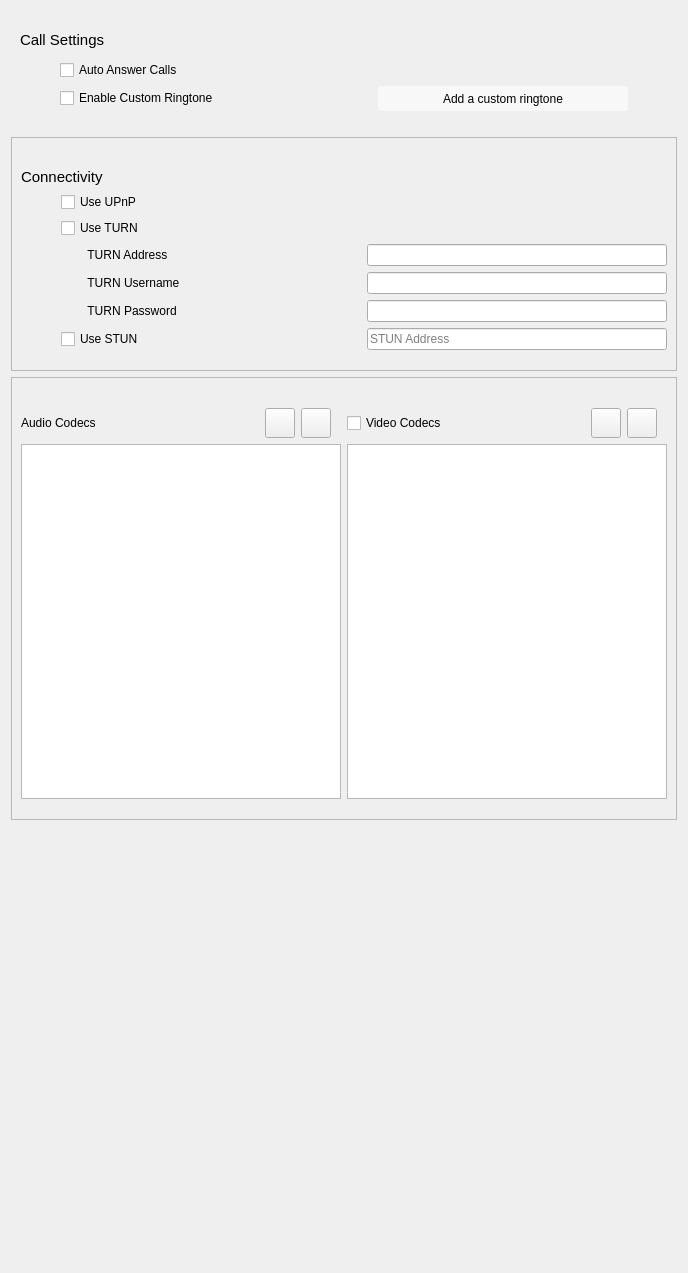
This is advancedsipsettingwidget.ui in savoirfairelinux/jami-client-windows as Qt 5 draws it before an edit. The edited form follows.
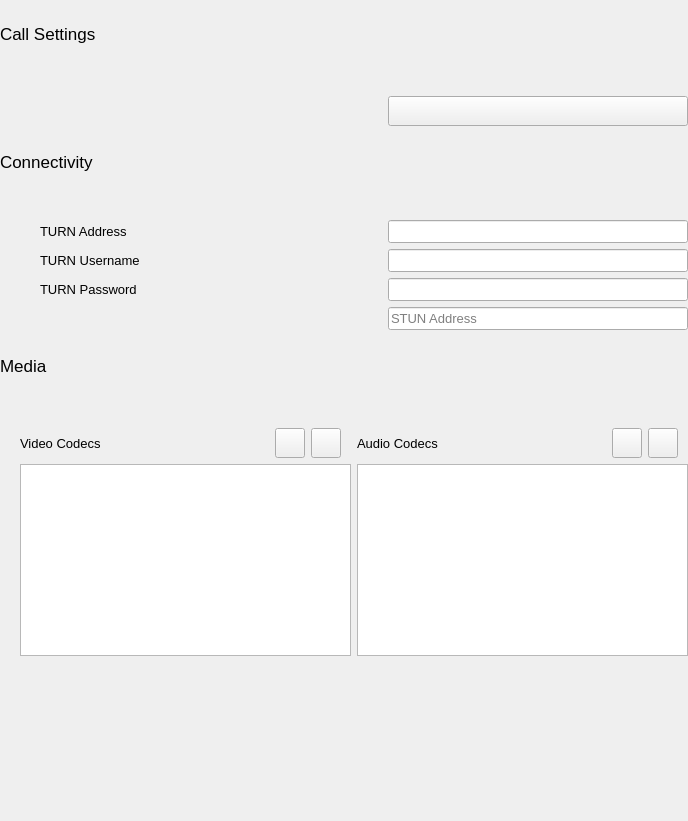
This is the edited form. Icons and pictures are not drawn. Custom widgets are drawn as their Qt base class.

Patch:
```diff
--- a/advancedsipsettingwidget.ui
+++ b/advancedsipsettingwidget.ui
@@ -7,33 +7,48 @@
     <x>0</x>
     <y>0</y>
     <width>688</width>
-    <height>1273</height>
+    <height>821</height>
    </rect>
   </property>
   <property name="windowTitle">
    <string>Form</string>
   </property>
-  <property name="styleSheet">
-   <string notr="true"/>
-  </property>
   <layout class="QVBoxLayout" name="verticalLayout">
+   <property name="leftMargin">
+    <number>0</number>
+   </property>
+   <property name="topMargin">
+    <number>0</number>
+   </property>
+   <property name="rightMargin">
+    <number>0</number>
+   </property>
+   <property name="bottomMargin">
+    <number>0</number>
+   </property>
    <item>
-    <widget class="QFrame" name="SIPCallSettings">
-     <property name="styleSheet">
-      <string notr="true"/>
+    <spacer name="verticalSpacer">
+     <property name="orientation">
+      <enum>Qt::Vertical</enum>
      </property>
+     <property name="sizeType">
+      <enum>QSizePolicy::Fixed</enum>
+     </property>
+     <property name="sizeHint" stdset="0">
+      <size>
+       <width>20</width>
+       <height>24</height>
+      </size>
+     </property>
+    </spacer>
+   </item>
+   <item>
      <layout class="QVBoxLayout" name="verticalLayout_2">
-      <property name="topMargin">
-       <number>20</number>
-      </property>
-      <property name="bottomMargin">
-       <number>20</number>
-      </property>
       <item>
        <widget class="QLabel" name="labelISP">
         <property name="font">
          <font>
-          <pointsize>11</pointsize>
+         <pointsize>13</pointsize>
          </font>
         </property>
         <property name="text">
@@ -42,41 +57,76 @@
        </widget>
       </item>
       <item>
-       <layout class="QVBoxLayout" name="verticalLayoutSIP_3">
+      <spacer name="verticalSpacer_2">
+       <property name="orientation">
+        <enum>Qt::Vertical</enum>
+       </property>
+       <property name="sizeType">
+        <enum>QSizePolicy::Fixed</enum>
+       </property>
+       <property name="sizeHint" stdset="0">
+        <size>
+         <width>20</width>
+         <height>10</height>
+        </size>
+       </property>
+      </spacer>
+     </item>
+     <item>
+      <layout class="QVBoxLayout" name="verticalLayout_3">
         <property name="leftMargin">
-         <number>40</number>
+        <number>20</number>
         </property>
         <property name="topMargin">
-         <number>5</number>
+        <number>0</number>
         </property>
         <item>
-         <widget class="QCheckBox" name="checkBoxAutoAnswerSIP">
+        <layout class="QHBoxLayout" name="horizontalLayout_11">
+         <property name="topMargin">
+          <number>0</number>
+         </property>
+         <item>
+          <widget class="ToggleSwitch" name="checkBoxAutoAnswerSIP" native="true">
+           <property name="minimumSize">
+            <size>
+             <width>0</width>
+             <height>30</height>
+            </size>
+           </property>
           <property name="font">
            <font>
-            <pointsize>9</pointsize>
-           </font>
-          </property>
-          <property name="text">
+             <pointsize>10</pointsize>
+            </font>
+           </property>
+           <property name="text" stdset="0">
            <string>Auto Answer Calls</string>
           </property>
          </widget>
         </item>
+        </layout>
+       </item>
         <item>
-         <layout class="QHBoxLayout" name="horizontalLayoutSIP" stretch="0,0,0">
+        <layout class="QHBoxLayout" name="horizontalLayout" stretch="0,0">
           <item>
-           <widget class="QCheckBox" name="checkBoxCustomRingtoneSIP">
+          <widget class="ToggleSwitch" name="checkBoxCustomRingtoneSIP" native="true">
             <property name="sizePolicy">
              <sizepolicy hsizetype="Expanding" vsizetype="Fixed">
               <horstretch>0</horstretch>
               <verstretch>0</verstretch>
              </sizepolicy>
             </property>
+           <property name="minimumSize">
+            <size>
+             <width>0</width>
+             <height>30</height>
+            </size>
+           </property>
             <property name="font">
              <font>
-              <pointsize>9</pointsize>
-             </font>
-            </property>
-            <property name="text">
+             <pointsize>10</pointsize>
+            </font>
+           </property>
+           <property name="text" stdset="0">
              <string>Enable Custom Ringtone</string>
             </property>
            </widget>
@@ -85,20 +135,17 @@
            <widget class="QPushButton" name="btnRingtoneSIP">
             <property name="minimumSize">
              <size>
-              <width>250</width>
-              <height>25</height>
+             <width>300</width>
+             <height>30</height>
              </size>
             </property>
             <property name="font">
              <font>
-              <pointsize>9</pointsize>
-             </font>
-            </property>
-            <property name="styleSheet">
-             <string notr="true">background: rgb(248, 248, 248); border-radius: 3px;</string>
-            </property>
+             <pointsize>10</pointsize>
+            </font>
+           </property>
             <property name="text">
-             <string>Add a custom ringtone</string>
+            <string/>
             </property>
             <property name="icon">
              <iconset>
@@ -106,49 +153,38 @@
             </property>
            </widget>
           </item>
+        </layout>
+       </item>
+      </layout>
+     </item>
+    </layout>
+   </item>
           <item>
-           <spacer name="horizontalSpacerSIP_7">
+    <spacer name="verticalSpacer_4">
             <property name="orientation">
-             <enum>Qt::Horizontal</enum>
+      <enum>Qt::Vertical</enum>
             </property>
             <property name="sizeType">
-             <enum>QSizePolicy::Fixed</enum>
+      <enum>QSizePolicy::Minimum</enum>
             </property>
             <property name="sizeHint" stdset="0">
              <size>
-              <width>40</width>
+       <width>20</width>
               <height>20</height>
              </size>
             </property>
            </spacer>
           </item>
-         </layout>
-        </item>
-       </layout>
-      </item>
-     </layout>
-    </widget>
-   </item>
    <item>
-    <widget class="QFrame" name="SIPConnectivity">
-     <property name="frameShape">
-      <enum>QFrame::StyledPanel</enum>
-     </property>
-     <property name="frameShadow">
-      <enum>QFrame::Raised</enum>
-     </property>
-     <layout class="QVBoxLayout" name="verticalLayout_8">
+    <layout class="QVBoxLayout" name="verticalLayout_5">
       <property name="topMargin">
-       <number>30</number>
-      </property>
-      <property name="bottomMargin">
-       <number>20</number>
+      <number>0</number>
       </property>
       <item>
-       <widget class="QLabel" name="labelSIP_11">
+      <widget class="QLabel" name="label">
         <property name="font">
          <font>
-          <pointsize>11</pointsize>
+         <pointsize>13</pointsize>
          </font>
         </property>
         <property name="text">
@@ -157,24 +193,45 @@
        </widget>
       </item>
       <item>
-       <layout class="QGridLayout" name="gridLayoutSIP">
+      <spacer name="verticalSpacer_5">
+       <property name="orientation">
+        <enum>Qt::Vertical</enum>
+       </property>
+       <property name="sizeType">
+        <enum>QSizePolicy::Fixed</enum>
+       </property>
+       <property name="sizeHint" stdset="0">
+        <size>
+         <width>20</width>
+         <height>10</height>
+        </size>
+       </property>
+      </spacer>
+     </item>
+     <item>
+      <layout class="QVBoxLayout" name="verticalLayout_14">
         <property name="leftMargin">
-         <number>40</number>
+        <number>20</number>
+       </property>
+       <property name="topMargin">
+        <number>0</number>
+       </property>
+       <item>
+        <layout class="QGridLayout" name="gridLayout">
+         <property name="leftMargin">
+          <number>0</number>
         </property>
         <item row="3" column="2">
          <widget class="QLineEdit" name="lineEditTurnUsernameSIP">
           <property name="font">
            <font>
-            <pointsize>9</pointsize>
-           </font>
-          </property>
-          <property name="styleSheet">
-           <string notr="true">border-bottom: 1px solid black;</string>
-          </property>
+             <pointsize>10</pointsize>
+            </font>
+           </property>
          </widget>
         </item>
         <item row="0" column="1">
-         <spacer name="horizontalSpacerSIP_5">
+          <spacer name="horizontalSpacer_5">
           <property name="orientation">
            <enum>Qt::Horizontal</enum>
           </property>
@@ -189,18 +246,6 @@
           </property>
          </spacer>
         </item>
-        <item row="2" column="0">
-         <widget class="QLabel" name="labelSIP_13">
-          <property name="font">
-           <font>
-            <pointsize>9</pointsize>
-           </font>
-          </property>
-          <property name="text">
-           <string>        TURN Address</string>
-          </property>
-         </widget>
-        </item>
         <item row="2" column="2">
          <widget class="QLineEdit" name="lineEditTurnAddressSIP">
           <property name="sizePolicy">
@@ -217,130 +262,238 @@
           </property>
           <property name="font">
            <font>
-            <pointsize>9</pointsize>
+             <pointsize>10</pointsize>
            </font>
           </property>
           <property name="autoFillBackground">
            <bool>false</bool>
           </property>
-          <property name="styleSheet">
-           <string notr="true">border-bottom: 1px solid black;</string>
-          </property>
-         </widget>
-        </item>
-        <item row="5" column="0">
-         <widget class="QCheckBox" name="checkBoxSTUNEnableSIP">
-          <property name="font">
-           <font>
-            <pointsize>9</pointsize>
-           </font>
-          </property>
-          <property name="text">
-           <string>Use STUN</string>
-          </property>
-         </widget>
-        </item>
-        <item row="4" column="2">
-         <widget class="QLineEdit" name="lineEditTurnPsswdSIP">
-          <property name="font">
-           <font>
-            <pointsize>9</pointsize>
-           </font>
-          </property>
-          <property name="styleSheet">
-           <string notr="true">border-bottom: 1px solid black;</string>
-          </property>
          </widget>
         </item>
         <item row="5" column="2">
          <widget class="QLineEdit" name="lineEditSTUNAddressSIP">
           <property name="font">
            <font>
-            <pointsize>9</pointsize>
-           </font>
-          </property>
-          <property name="styleSheet">
-           <string notr="true">border-bottom: 1px solid black;</string>
-          </property>
+             <pointsize>10</pointsize>
+            </font>
+           </property>
           <property name="placeholderText">
            <string>STUN Address</string>
           </property>
          </widget>
         </item>
-        <item row="3" column="0">
-         <widget class="QLabel" name="labelSIP_14">
+         <item row="5" column="0">
+          <widget class="ToggleSwitch" name="checkBoxSTUNEnableSIP" native="true">
           <property name="font">
            <font>
-            <pointsize>9</pointsize>
-           </font>
-          </property>
-          <property name="text">
-           <string>        TURN Username</string>
+             <pointsize>10</pointsize>
+            </font>
+           </property>
+           <property name="text" stdset="0">
+            <string>Use STUN</string>
           </property>
          </widget>
         </item>
-        <item row="4" column="0">
-         <widget class="QLabel" name="labelSIP_12">
+         <item row="4" column="2">
+          <widget class="QLineEdit" name="lineEditTurnPsswdSIP">
           <property name="font">
            <font>
-            <pointsize>9</pointsize>
-           </font>
-          </property>
-          <property name="text">
-           <string>        TURN Password</string>
+             <pointsize>10</pointsize>
+            </font>
+           </property>
+           <property name="echoMode">
+            <enum>QLineEdit::PasswordEchoOnEdit</enum>
           </property>
          </widget>
         </item>
         <item row="0" column="0">
-         <widget class="QCheckBox" name="checkBoxUPnPSIP">
+          <widget class="ToggleSwitch" name="checkBoxUPnPSIP" native="true">
           <property name="font">
            <font>
-            <pointsize>9</pointsize>
-           </font>
-          </property>
-          <property name="text">
+             <pointsize>10</pointsize>
+            </font>
+           </property>
+           <property name="text" stdset="0">
            <string>Use UPnP</string>
           </property>
          </widget>
         </item>
         <item row="1" column="0">
-         <widget class="QCheckBox" name="checkBoxTurnEnableSIP">
+          <widget class="ToggleSwitch" name="checkBoxTurnEnableSIP" native="true">
           <property name="font">
            <font>
-            <pointsize>9</pointsize>
-           </font>
-          </property>
-          <property name="text">
+             <pointsize>10</pointsize>
+            </font>
+           </property>
+           <property name="text" stdset="0">
            <string>Use TURN</string>
           </property>
          </widget>
         </item>
-       </layout>
-      </item>
-     </layout>
-    </widget>
-   </item>
+         <item row="4" column="0">
+          <layout class="QHBoxLayout" name="horizontalLayout_16">
+           <item>
+            <spacer name="horizontalSpacer">
+             <property name="orientation">
+              <enum>Qt::Horizontal</enum>
+             </property>
+             <property name="sizeType">
+              <enum>QSizePolicy::Fixed</enum>
+             </property>
+             <property name="sizeHint" stdset="0">
+              <size>
+               <width>20</width>
+               <height>20</height>
+              </size>
+             </property>
+            </spacer>
+           </item>
+           <item>
+            <widget class="QLabel" name="label_7">
+             <property name="font">
+              <font>
+               <pointsize>10</pointsize>
+              </font>
+             </property>
+             <property name="text">
+              <string>TURN Password</string>
+             </property>
+            </widget>
+           </item>
+          </layout>
+         </item>
+         <item row="3" column="0">
+          <layout class="QHBoxLayout" name="horizontalLayout_17">
+           <item>
+            <spacer name="horizontalSpacer_4">
+             <property name="orientation">
+              <enum>Qt::Horizontal</enum>
+             </property>
+             <property name="sizeType">
+              <enum>QSizePolicy::Fixed</enum>
+             </property>
+             <property name="sizeHint" stdset="0">
+              <size>
+               <width>20</width>
+               <height>20</height>
+              </size>
+             </property>
+            </spacer>
+           </item>
+           <item>
+            <widget class="QLabel" name="label_8">
+             <property name="font">
+              <font>
+               <pointsize>10</pointsize>
+              </font>
+             </property>
+             <property name="text">
+              <string>TURN Username</string>
+             </property>
+            </widget>
+           </item>
+          </layout>
+         </item>
+         <item row="2" column="0">
+          <layout class="QHBoxLayout" name="horizontalLayout_18">
+           <item>
+            <spacer name="horizontalSpacer_6">
+             <property name="orientation">
+              <enum>Qt::Horizontal</enum>
+             </property>
+             <property name="sizeType">
+              <enum>QSizePolicy::Fixed</enum>
+             </property>
+             <property name="sizeHint" stdset="0">
+              <size>
+               <width>20</width>
+               <height>20</height>
+              </size>
+             </property>
+            </spacer>
+           </item>
+           <item>
+            <widget class="QLabel" name="label_9">
+             <property name="font">
+              <font>
+               <pointsize>10</pointsize>
+              </font>
+             </property>
+             <property name="text">
+              <string>TURN Address</string>
+             </property>
+            </widget>
+           </item>
+          </layout>
+         </item>
+        </layout>
+       </item>
+      </layout>
+     </item>
+    </layout>
+   </item>
    <item>
-    <widget class="QFrame" name="SIPVideo">
-     <property name="frameShape">
-      <enum>QFrame::StyledPanel</enum>
+    <spacer name="verticalSpacer_6">
+     <property name="orientation">
+      <enum>Qt::Vertical</enum>
      </property>
-     <property name="frameShadow">
-      <enum>QFrame::Raised</enum>
+     <property name="sizeType">
+      <enum>QSizePolicy::Minimum</enum>
      </property>
-     <layout class="QHBoxLayout" name="horizontalLayout_14">
+     <property name="sizeHint" stdset="0">
+      <size>
+       <width>20</width>
+       <height>20</height>
+      </size>
+     </property>
+    </spacer>
+   </item>
+   <item>
+    <layout class="QVBoxLayout" name="verticalLayout_7">
       <property name="topMargin">
-       <number>30</number>
-      </property>
-      <property name="bottomMargin">
+      <number>0</number>
+     </property>
+     <item>
+      <widget class="QLabel" name="label_2">
+       <property name="font">
+        <font>
+         <pointsize>13</pointsize>
+        </font>
+       </property>
+       <property name="text">
+        <string>Media</string>
+       </property>
+      </widget>
+     </item>
+     <item>
+      <spacer name="verticalSpacer_7">
+       <property name="orientation">
+        <enum>Qt::Vertical</enum>
+       </property>
+       <property name="sizeType">
+        <enum>QSizePolicy::Fixed</enum>
+       </property>
+       <property name="sizeHint" stdset="0">
+        <size>
+         <width>20</width>
+         <height>10</height>
+        </size>
+       </property>
+      </spacer>
+     </item>
+     <item>
+      <layout class="QVBoxLayout" name="verticalLayout_15">
+       <property name="leftMargin">
        <number>20</number>
       </property>
+       <property name="topMargin">
+        <number>0</number>
+       </property>
+       <property name="bottomMargin">
+        <number>0</number>
+       </property>
       <item>
-       <layout class="QVBoxLayout" name="verticalLayoutSIP_12">
-        <item>
-         <layout class="QHBoxLayout" name="horizontalLayoutSIP_10">
-          <item>
-           <widget class="QLabel" name="audioLabelSIP">
+        <widget class="ToggleSwitch" name="videoCheckBoxSIP" native="true">
             <property name="minimumSize">
              <size>
               <width>0</width>
@@ -355,164 +508,40 @@
             </property>
             <property name="font">
              <font>
-              <pointsize>9</pointsize>
-             </font>
-            </property>
-            <property name="styleSheet">
-             <string notr="true"/>
-            </property>
-            <property name="text">
-             <string>Audio Codecs</string>
-            </property>
+           <pointsize>10</pointsize>
+          </font>
+         </property>
+         <property name="text" stdset="0">
+          <string>Enable Video</string>
+         </property>
            </widget>
           </item>
           <item>
-           <spacer name="horizontalSpacerSIP_10">
-            <property name="orientation">
-             <enum>Qt::Horizontal</enum>
-            </property>
-            <property name="sizeType">
-             <enum>QSizePolicy::Fixed</enum>
-            </property>
-            <property name="sizeHint" stdset="0">
-             <size>
-              <width>20</width>
-              <height>20</height>
-             </size>
-            </property>
-           </spacer>
-          </item>
+        <layout class="QHBoxLayout" name="horizontalLayout_12">
+         <property name="topMargin">
+          <number>0</number>
+         </property>
+         <property name="rightMargin">
+          <number>0</number>
+         </property>
           <item>
-           <widget class="QPushButton" name="audioDownPushButtonSIP">
-            <property name="minimumSize">
-             <size>
-              <width>30</width>
-              <height>30</height>
-             </size>
-            </property>
-            <property name="maximumSize">
-             <size>
-              <width>30</width>
-              <height>30</height>
-             </size>
-            </property>
-            <property name="font">
-             <font>
-              <pointsize>9</pointsize>
-             </font>
-            </property>
-            <property name="text">
-             <string/>
-            </property>
-            <property name="icon">
-             <iconset>
-              <normaloff>images/icons/round-arrow_drop_down-24px.svg</normaloff>images/icons/round-arrow_drop_down-24px.svg</iconset>
-            </property>
-            <property name="iconSize">
-             <size>
-              <width>20</width>
-              <height>20</height>
-             </size>
-            </property>
-           </widget>
-          </item>
+          <layout class="QVBoxLayout" name="verticalLayout_13">
           <item>
-           <widget class="QPushButton" name="audioUpPushButtonSIP">
-            <property name="minimumSize">
-             <size>
-              <width>30</width>
-              <height>30</height>
-             </size>
-            </property>
-            <property name="maximumSize">
-             <size>
-              <width>30</width>
-              <height>30</height>
-             </size>
-            </property>
-            <property name="font">
-             <font>
-              <pointsize>9</pointsize>
-             </font>
-            </property>
-            <property name="text">
-             <string/>
-            </property>
-            <property name="icon">
-             <iconset>
-              <normaloff>images/icons/round-arrow_drop_up-24px.svg</normaloff>images/icons/round-arrow_drop_up-24px.svg</iconset>
-            </property>
-            <property name="iconSize">
-             <size>
-              <width>20</width>
-              <height>20</height>
-             </size>
-            </property>
-           </widget>
-          </item>
+            <layout class="QHBoxLayout" name="horizontalLayout_8">
           <item>
-           <spacer name="horizontalSpacerSIP_11">
-            <property name="orientation">
-             <enum>Qt::Horizontal</enum>
-            </property>
-            <property name="sizeType">
-             <enum>QSizePolicy::Fixed</enum>
-            </property>
-            <property name="sizeHint" stdset="0">
-             <size>
-              <width>10</width>
-              <height>20</height>
-             </size>
-            </property>
-           </spacer>
-          </item>
-         </layout>
-        </item>
-        <item>
-         <widget class="QListWidget" name="audioListWidgetSIP">
-          <property name="minimumSize">
-           <size>
-            <width>0</width>
-            <height>200</height>
-           </size>
-          </property>
-         </widget>
-        </item>
-       </layout>
-      </item>
-      <item>
-       <layout class="QVBoxLayout" name="verticalLayoutSIP_13">
-        <item>
-         <layout class="QHBoxLayout" name="horizontalLayoutSIP_8">
-          <item>
-           <widget class="QCheckBox" name="videoCheckBoxSIP">
-            <property name="minimumSize">
-             <size>
-              <width>0</width>
-              <height>30</height>
-             </size>
-            </property>
-            <property name="maximumSize">
-             <size>
-              <width>16777215</width>
-              <height>30</height>
-             </size>
-            </property>
+              <widget class="QLabel" name="label_6">
             <property name="font">
              <font>
-              <pointsize>9</pointsize>
-             </font>
-            </property>
-            <property name="styleSheet">
-             <string notr="true"/>
-            </property>
+                 <pointsize>10</pointsize>
+                </font>
+               </property>
             <property name="text">
              <string>Video Codecs</string>
             </property>
            </widget>
           </item>
           <item>
-           <spacer name="horizontalSpacerSIP_9">
+              <spacer name="horizontalSpacer_9">
             <property name="orientation">
              <enum>Qt::Horizontal</enum>
             </property>
@@ -555,8 +584,8 @@
             </property>
             <property name="iconSize">
              <size>
-              <width>20</width>
-              <height>20</height>
+                 <width>32</width>
+                 <height>32</height>
              </size>
             </property>
            </widget>
@@ -589,14 +618,14 @@
             </property>
             <property name="iconSize">
              <size>
-              <width>20</width>
-              <height>20</height>
+                 <width>32</width>
+                 <height>32</height>
              </size>
             </property>
            </widget>
           </item>
           <item>
-           <spacer name="horizontalSpacerSIP_12">
+              <spacer name="horizontalSpacer_12">
             <property name="orientation">
              <enum>Qt::Horizontal</enum>
             </property>
@@ -618,31 +647,209 @@
           <property name="minimumSize">
            <size>
             <width>0</width>
-            <height>200</height>
-           </size>
-          </property>
+               <height>186</height>
+              </size>
+             </property>
+             <property name="font">
+              <font>
+               <pointsize>10</pointsize>
+              </font>
+             </property>
+             <property name="focusPolicy">
+              <enum>Qt::TabFocus</enum>
+             </property>
+             <property name="verticalScrollMode">
+              <enum>QAbstractItemView::ScrollPerPixel</enum>
+             </property>
          </widget>
         </item>
        </layout>
       </item>
-     </layout>
-    </widget>
-   </item>
+         <item>
+          <layout class="QVBoxLayout" name="verticalLayout_12">
+           <item>
+            <layout class="QHBoxLayout" name="horizontalLayout_10">
+             <item>
+              <widget class="QLabel" name="audioLabel">
+               <property name="minimumSize">
+                <size>
+                 <width>0</width>
+                 <height>30</height>
+                </size>
+               </property>
+               <property name="maximumSize">
+                <size>
+                 <width>16777215</width>
+                 <height>30</height>
+                </size>
+               </property>
+               <property name="font">
+                <font>
+                 <pointsize>10</pointsize>
+                </font>
+               </property>
+               <property name="text">
+                <string>Audio Codecs</string>
+               </property>
+              </widget>
+             </item>
+             <item>
+              <spacer name="horizontalSpacer_10">
+               <property name="orientation">
+                <enum>Qt::Horizontal</enum>
+               </property>
+               <property name="sizeType">
+                <enum>QSizePolicy::Fixed</enum>
+               </property>
+               <property name="sizeHint" stdset="0">
+                <size>
+                 <width>20</width>
+                 <height>20</height>
+                </size>
+               </property>
+              </spacer>
+             </item>
+             <item>
+              <widget class="QPushButton" name="audioDownPushButtonSIP">
+               <property name="minimumSize">
+                <size>
+                 <width>30</width>
+                 <height>30</height>
+                </size>
+               </property>
+               <property name="maximumSize">
+                <size>
+                 <width>30</width>
+                 <height>30</height>
+                </size>
+               </property>
+               <property name="font">
+                <font>
+                 <pointsize>9</pointsize>
+                </font>
+               </property>
+               <property name="text">
+                <string/>
+               </property>
+               <property name="icon">
+                <iconset>
+                 <normaloff>images/icons/round-arrow_drop_down-24px.svg</normaloff>images/icons/round-arrow_drop_down-24px.svg</iconset>
+               </property>
+               <property name="iconSize">
+                <size>
+                 <width>32</width>
+                 <height>32</height>
+                </size>
+               </property>
+              </widget>
+             </item>
+             <item>
+              <widget class="QPushButton" name="audioUpPushButtonSIP">
+               <property name="minimumSize">
+                <size>
+                 <width>30</width>
+                 <height>30</height>
+                </size>
+               </property>
+               <property name="maximumSize">
+                <size>
+                 <width>30</width>
+                 <height>30</height>
+                </size>
+               </property>
+               <property name="font">
+                <font>
+                 <pointsize>9</pointsize>
+                </font>
+               </property>
+               <property name="text">
+                <string/>
+               </property>
+               <property name="icon">
+                <iconset>
+                 <normaloff>images/icons/round-arrow_drop_up-24px.svg</normaloff>images/icons/round-arrow_drop_up-24px.svg</iconset>
+               </property>
+               <property name="iconSize">
+                <size>
+                 <width>32</width>
+                 <height>32</height>
+                </size>
+               </property>
+              </widget>
+             </item>
+             <item>
+              <spacer name="horizontalSpacer_11">
+               <property name="orientation">
+                <enum>Qt::Horizontal</enum>
+               </property>
+               <property name="sizeType">
+                <enum>QSizePolicy::Fixed</enum>
+               </property>
+               <property name="sizeHint" stdset="0">
+                <size>
+                 <width>10</width>
+                 <height>20</height>
+                </size>
+               </property>
+              </spacer>
+             </item>
+            </layout>
+           </item>
+           <item>
+            <widget class="QListWidget" name="audioListWidgetSIP">
+             <property name="minimumSize">
+              <size>
+               <width>0</width>
+               <height>186</height>
+              </size>
+             </property>
+             <property name="font">
+              <font>
+               <pointsize>10</pointsize>
+              </font>
+             </property>
+             <property name="focusPolicy">
+              <enum>Qt::TabFocus</enum>
+             </property>
+             <property name="verticalScrollMode">
+              <enum>QAbstractItemView::ScrollPerPixel</enum>
+             </property>
+            </widget>
+           </item>
+          </layout>
+         </item>
+        </layout>
+       </item>
+      </layout>
+     </item>
+    </layout>
+   </item>
    <item>
     <spacer name="verticalSpacerSIP">
      <property name="orientation">
       <enum>Qt::Vertical</enum>
      </property>
+     <property name="sizeType">
+      <enum>QSizePolicy::MinimumExpanding</enum>
+     </property>
      <property name="sizeHint" stdset="0">
       <size>
        <width>20</width>
-       <height>40</height>
+       <height>48</height>
       </size>
      </property>
     </spacer>
    </item>
   </layout>
  </widget>
+ <customwidgets>
+  <customwidget>
+   <class>ToggleSwitch</class>
+   <extends>QWidget</extends>
+   <header>ToggleSwitch.h</header>
+   <container>1</container>
+  </customwidget>
+ </customwidgets>
  <resources/>
  <connections/>
 </ui>
```
Left out of the diff: 2 changed lines with no effect on the pictures. Lines whose indentation alone changed are shown as unchanged.
